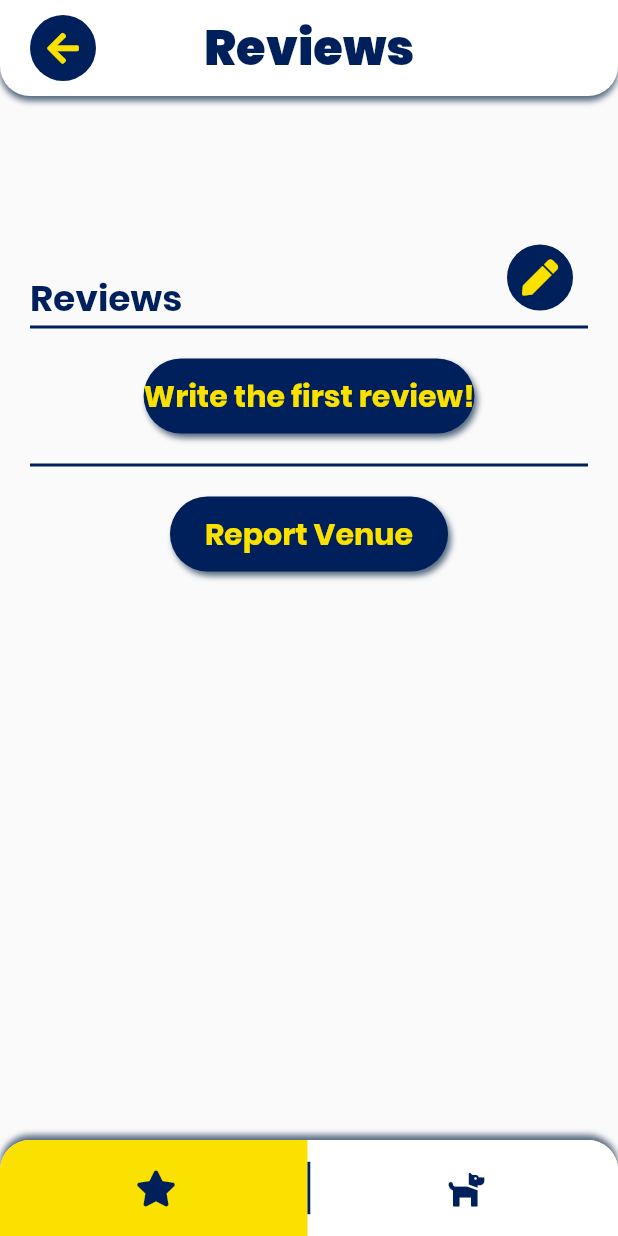
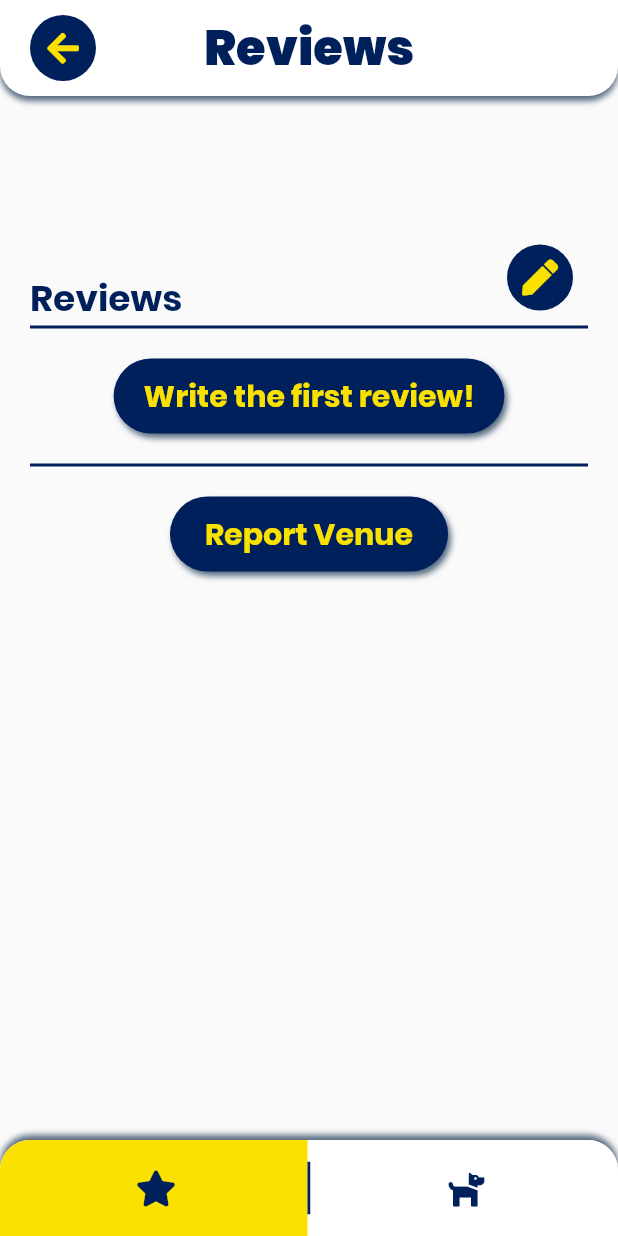
Before and after one commit to Thornie/DGHA-App, a Flutter app: the PlaceDetailsScreen screen opened directly with empty values, on a phone screen of 412 x 824 dp. Run offline on Flutter 3.47's test engine with Material 2 defaults, Android fonts, the phone set to English and light mode, and no system bars; our stand-ins replace cloud_firestore, firebase_auth, firebase_dynamic_links, font_awesome_flutter, shared_preferences; missing offline and left inert: google_maps_webservice; accounts and stored records are empty.

Commit message:
padding around text button

```diff
--- a/lib/components/dgha_text_btn.dart
+++ b/lib/components/dgha_text_btn.dart
@@ -18,7 +18,7 @@ class DghaTextButton extends StatelessWidget {
         onTap: onTap,
         child: Container(
           constraints: BoxConstraints(minWidth: this.minWidth),
-          padding: EdgeInsets.symmetric(vertical: 10),
+          padding: EdgeInsets.symmetric(vertical: 10, horizontal: 20),
           margin: EdgeInsets.only(bottom: this.bottomMargin),
           decoration: BoxDecoration(
             color: this.colour,
```
